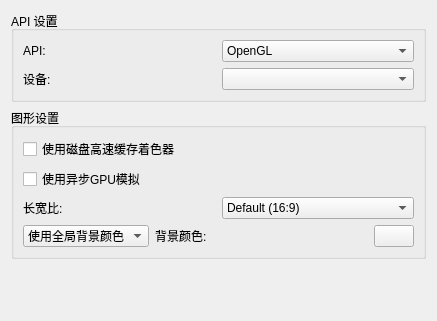
This is src/yuzu/configuration/configure_graphics.ui in formylover/yuzu-early-access as Qt 5 draws it before an edit. The edited form follows.
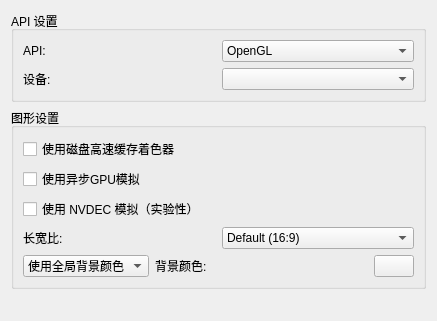
This is the edited form.

The edit to the form file:
```diff
--- a/src/yuzu/configuration/configure_graphics.ui
+++ b/src/yuzu/configuration/configure_graphics.ui
@@ -97,6 +97,13 @@
           </property>
          </widget>
         </item>
+        <item>
+         <widget class="QCheckBox" name="use_nvdec_emulation">
+          <property name="text">
+           <string>使用 NVDEC 模拟（实验性）</string>
+          </property>
+         </widget>
+        </item>
         <item>
          <widget class="QWidget" name="aspect_ratio_layout" native="true">
           <layout class="QHBoxLayout" name="horizontalLayout_6">
```
